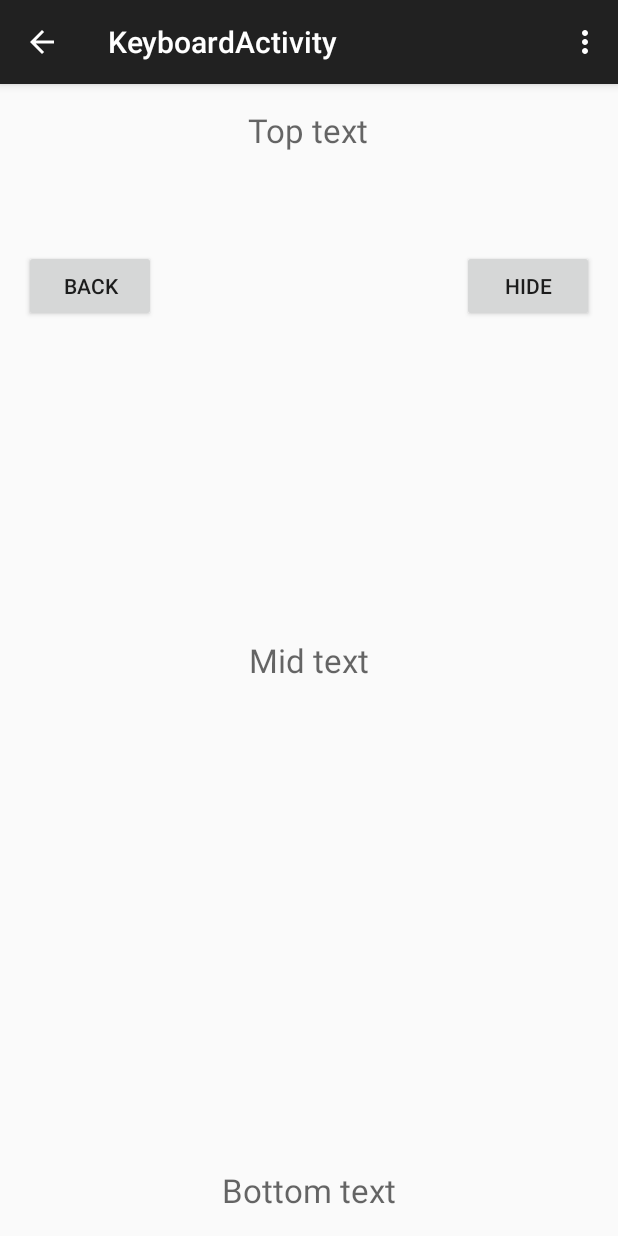
After one commit to bunker-inspector/BasicWidgets, an Android app: the KeyboardActivity screen opened directly, with no data from a screen before it, on a phone screen of 412 x 824 dp. The commit adds this screen. Run offline under Robolectric (Android 15) with nearby library versions, the phone set to English and light mode, and no system bars.

Commit message:
Lotso changes

```diff
--- /dev/null
+++ b/app/src/main/java/com/cs646/ted/assignment2/KeyboardActivity.java
@@ -0,0 +1,39 @@
+package com.cs646.ted.assignment2;
+
+import android.support.v7.app.ActionBarActivity;
+import android.os.Bundle;
+import android.view.Menu;
+import android.view.MenuItem;
+
+
+public class KeyboardActivity extends ActionBarActivity {
+
+    @Override
+    protected void onCreate(Bundle savedInstanceState) {
+        super.onCreate(savedInstanceState);
+        setContentView(R.layout.activity_keyboard);
+    }
+
+
+    @Override
+    public boolean onCreateOptionsMenu(Menu menu) {
+        // Inflate the menu; this adds items to the action bar if it is present.
+        getMenuInflater().inflate(R.menu.menu_keyboard, menu);
+        return true;
+    }
+
+    @Override
+    public boolean onOptionsItemSelected(MenuItem item) {
+        // Handle action bar item clicks here. The action bar will
+        // automatically handle clicks on the Home/Up button, so long
+        // as you specify a parent activity in AndroidManifest.xml.
+        int id = item.getItemId();
+
+        //noinspection SimplifiableIfStatement
+        if (id == R.id.action_settings) {
+            return true;
+        }
+
+        return super.onOptionsItemSelected(item);
+    }
+}
--- /dev/null
+++ b/app/src/main/res/layout/activity_keyboard.xml
@@ -0,0 +1,54 @@
+<RelativeLayout xmlns:android="http://schemas.android.com/apk/res/android"
+    xmlns:tools="http://schemas.android.com/tools" android:layout_width="match_parent"
+    android:layout_height="match_parent" android:paddingLeft="@dimen/activity_horizontal_margin"
+    android:paddingRight="@dimen/activity_horizontal_margin"
+    android:paddingTop="@dimen/activity_vertical_margin"
+    android:paddingBottom="@dimen/activity_vertical_margin"
+    tools:context="com.cs646.ted.assignment2.KeyboardActivity">
+
+    <TextView
+        android:layout_width="wrap_content"
+        android:layout_height="wrap_content"
+        android:textAppearance="?android:attr/textAppearanceLarge"
+        android:id="@+id/keyboard_top_edit_text"
+        android:layout_centerHorizontal="true"
+        android:hint="@string/keyboard_top_hint"/>
+
+    <TextView
+        android:layout_width="wrap_content"
+        android:layout_height="wrap_content"
+        android:textAppearance="?android:attr/textAppearanceLarge"
+        android:id="@+id/keyboard_mid_edit_text"
+        android:layout_centerVertical="true"
+        android:layout_centerHorizontal="true"
+        android:hint="@string/keyboard_mid_hint"/>
+
+    <TextView
+        android:layout_width="wrap_content"
+        android:layout_height="wrap_content"
+        android:textAppearance="?android:attr/textAppearanceLarge"
+        android:id="@+id/keyboard_bot_edit_text"
+        android:layout_alignParentBottom="true"
+        android:layout_centerHorizontal="true"
+        android:hint="@string/keyboard_bot_hint"/>
+
+    <Button
+        android:layout_width="wrap_content"
+        android:layout_height="wrap_content"
+        android:text="@string/back_txt"
+        android:id="@+id/keyboard_button_back"
+        android:layout_below="@+id/keyboard_top_edit_text"
+        android:layout_alignParentLeft="true"
+        android:layout_alignParentStart="true"
+        android:layout_marginTop="65dp" />
+
+    <Button
+        android:layout_width="wrap_content"
+        android:layout_height="wrap_content"
+        android:text="@string/hide_txt"
+        android:id="@+id/keyboard_button_hide"
+        android:layout_alignTop="@+id/keyboard_button_back"
+        android:layout_alignParentRight="true"
+        android:layout_alignParentEnd="true" />
+
+</RelativeLayout>
--- /dev/null
+++ b/app/src/main/res/menu/menu_keyboard.xml
@@ -0,0 +1,7 @@
+<menu xmlns:android="http://schemas.android.com/apk/res/android"
+    xmlns:app="http://schemas.android.com/apk/res-auto"
+    xmlns:tools="http://schemas.android.com/tools"
+    tools:context="com.cs646.ted.assignment2.KeyboardActivity">
+    <item android:id="@+id/action_settings" android:title="@string/action_settings"
+        android:orderInCategory="100" app:showAsAction="never" />
+</menu>
--- a/app/src/main/res/values/strings.xml
+++ b/app/src/main/res/values/strings.xml
@@ -3,13 +3,18 @@
 
     <string name="app_name">Assignment 2</string>
     <string name="action_settings">Settings</string>
-
-    <string-array name="activities_array">
-        <item>Date Saver</item>
-        <item>Keyboard Input</item>
-        <item>Dessert list</item>
-    </string-array>
-
     <string name="hello_blank_fragment">Hello blank fragment</string>
+    <string name="spinner_prompt_text">Select activity</string>
+    <string name="edit_text_hint">Input text</string>
+    <string name="main_activity_button_text">Go</string>
+    <string name="title_activity_date">DateActivity</string>
+    <string name="hello_world">Hello world!</string>
+    <string name="title_activity_keyboard">KeyboardActivity</string>
+    <string name="title_activity_desert_list">DesertListActivity</string>
+    <string name="keyboard_top_hint">Top text</string>
+    <string name="keyboard_mid_hint">Mid text</string>
+    <string name="keyboard_bot_hint">Bottom text</string>
+    <string name="hide_txt">Hide</string>
+    <string name="back_txt">Back</string>
 
 </resources>
```
Also changed, not shown: app/src/main/AndroidManifest.xml (+20 -0 lines), app/src/main/java/com/cs646/ted/assignment2/DateActivity.java (added, +39 -0 lines), app/src/main/java/com/cs646/ted/assignment2/DessertActivity.java (added, +56 -0 lines), app/src/main/java/com/cs646/ted/assignment2/DessertFragment.java (added, +26 -0 lines), app/src/main/java/com/cs646/ted/assignment2/MainActivity.java (+34 -36 lines), app/src/main/res/layout/activity_date.xml (added, +10 -0 lines), app/src/main/res/layout/activity_dessert_list.xml (added, +27 -0 lines), app/src/main/res/layout/activity_main.xml (+53 -4 lines), app/src/main/res/layout/fragment_main.xml (+1 -10 lines), app/src/main/res/menu/menu_date.xml (added, +7 -0 lines), app/src/main/res/menu/menu_desert_list.xml (added, +7 -0 lines), app/src/main/res/values/arrays.xml (added, +16 -0 lines), 206 other files.
